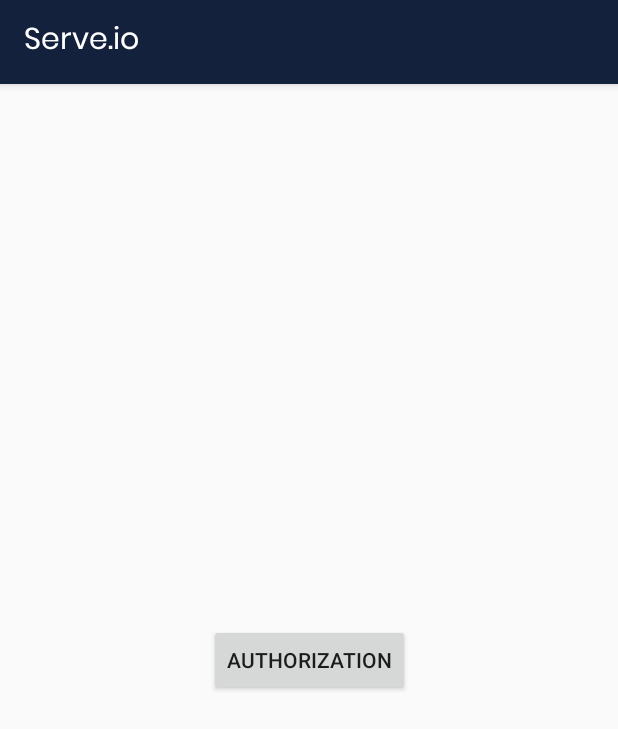
After one commit to AdityaK11/Serve.io, an Android app: the AuthActivity screen opened directly, with no data from a screen before it, on a phone screen of 412 x 824 dp. The commit adds this screen. Shown: the top 729 px of the screen. Run offline under Robolectric (Android 15) with nearby library versions, the light colour scheme and no system bars; libraries missing offline, so code that uses them is left out: com.ibm.cloud; 1 statement that could not run was skipped.

Commit message:
project complete

```diff
--- a/app/build.gradle
+++ b/app/build.gradle
@@ -7,12 +7,13 @@ android {
 
     defaultConfig {
         applicationId "com.spoton.serveio"
-        minSdkVersion 16
+        minSdkVersion 19
         targetSdkVersion 29
         versionCode 1
         versionName "1.0"
 
         testInstrumentationRunner "androidx.test.runner.AndroidJUnitRunner"
+        manifestPlaceholders = ['appIdRedirectScheme': android.defaultConfig.applicationId]
     }
 
     buildTypes {
@@ -25,6 +26,7 @@ android {
 }
 
 dependencies {
+    implementation 'com.github.ibm-cloud-security:appid-clientsdk-android:6.+'
     implementation fileTree(dir: 'libs', include: ['*.jar'])
 
     implementation 'androidx.appcompat:appcompat:1.1.0'
--- /dev/null
+++ b/app/src/main/java/com/spoton/serveio/ui/general/activity/AuthActivity.java
@@ -0,0 +1,74 @@
+package com.spoton.serveio.ui.general.activity;
+
+import androidx.appcompat.app.AppCompatActivity;
+
+import android.content.Intent;
+import android.os.Bundle;
+import android.view.View;
+import android.widget.Button;
+import android.widget.TextView;
+
+import com.ibm.cloud.appid.android.api.AppID;
+import com.ibm.cloud.appid.android.api.AuthorizationException;
+import com.ibm.cloud.appid.android.api.AuthorizationListener;
+import com.ibm.cloud.appid.android.api.LoginWidget;
+import com.ibm.cloud.appid.android.api.tokens.AccessToken;
+import com.ibm.cloud.appid.android.api.tokens.IdentityToken;
+import com.ibm.cloud.appid.android.api.tokens.RefreshToken;
+import com.spoton.serveio.R;
+import com.spoton.serveio.ui.NgoUser.activity.NgoHomeActivity;
+import com.spoton.serveio.ui.VolunteerUser.activity.VolunteerHomeActivity;
+
+public class AuthActivity extends AppCompatActivity {
+
+    Button authButton;
+    TextView authTextView;
+    String type = "";
+
+    @Override
+    protected void onCreate(Bundle savedInstanceState) {
+        super.onCreate(savedInstanceState);
+        setContentView(R.layout.activity_auth);
+
+        authButton = findViewById(R.id.authButton);
+        authTextView = findViewById(R.id.authTextView);
+        type = getIntent().getStringExtra("type");
+
+
+        AppID.getInstance().initialize(getApplicationContext(), "2a5db7ea-939a-4fca-b30a-1c6ea4a711dc", AppID.REGION_UK);
+    }
+
+    public void authButtonClick(View view) {
+        authTextView.setText("Authentication in progress....");
+        LoginWidget loginWidget = AppID.getInstance().getLoginWidget();
+        loginWidget.launch(this, new AuthorizationListener() {
+            @Override
+            public void onAuthorizationCanceled() {
+
+            }
+
+            @Override
+            public void onAuthorizationFailure(AuthorizationException exception) {
+
+            }
+
+            @Override
+            public void onAuthorizationSuccess(AccessToken accessToken, final IdentityToken identityToken, RefreshToken refreshToken) {
+                runOnUiThread(new Runnable() {
+                    @Override
+                    public void run() {
+                        authButton.setVisibility(View.INVISIBLE);
+                        authTextView.setText("Hello " + identityToken.getName());
+                        if (type.equals("ngo")) {
+                            Intent intent = new Intent(AuthActivity.this, NgoHomeActivity.class);
+                            startActivity(intent);
+                        } else {
+                            Intent intent = new Intent(AuthActivity.this, VolunteerHomeActivity.class);
+                            startActivity(intent);
+                        }
+                    }
+                });
+            }
+        });
+    }
+}
--- a/app/src/main/java/com/spoton/serveio/ui/general/activity/VolunteerRegisterActivity.java
+++ b/app/src/main/java/com/spoton/serveio/ui/general/activity/VolunteerRegisterActivity.java
@@ -126,7 +126,9 @@ public class VolunteerRegisterActivity extends AppCompatActivity {
                 Paper.book().write(Common.userType,"Volunteers");
 
                 Toast.makeText(VolunteerRegisterActivity.this, "Registered Successfully!", Toast.LENGTH_SHORT).show();
-                startActivity(new Intent(VolunteerRegisterActivity.this, VolunteerHomeActivity.class));
+                Intent intent = new Intent(VolunteerRegisterActivity.this, AuthActivity.class);
+                intent.putExtra("type",  "volunteer");
+                startActivity(intent);
                 finish();
             }
 
--- /dev/null
+++ b/app/src/main/res/layout/activity_auth.xml
@@ -0,0 +1,28 @@
+<?xml version="1.0" encoding="utf-8"?>
+<androidx.constraintlayout.widget.ConstraintLayout xmlns:android="http://schemas.android.com/apk/res/android"
+    xmlns:app="http://schemas.android.com/apk/res-auto"
+    xmlns:tools="http://schemas.android.com/tools"
+    android:layout_width="match_parent"
+    android:layout_height="match_parent"
+    tools:context=".ui.general.activity.AuthActivity">
+
+    <Button
+        android:id="@+id/authButton"
+        android:layout_width="wrap_content"
+        android:layout_height="wrap_content"
+        android:onClick="authButtonClick"
+        android:text="AUTHORIZATION"
+        app:layout_constraintBottom_toBottomOf="parent"
+        app:layout_constraintEnd_toEndOf="parent"
+        app:layout_constraintStart_toStartOf="parent"
+        app:layout_constraintTop_toTopOf="parent" />
+
+    <TextView
+        android:id="@+id/authTextView"
+        android:layout_width="wrap_content"
+        android:layout_height="wrap_content"
+        android:layout_marginTop="40dp"
+        app:layout_constraintEnd_toEndOf="parent"
+        app:layout_constraintStart_toStartOf="parent"
+        app:layout_constraintTop_toBottomOf="@+id/authButton" />
+</androidx.constraintlayout.widget.ConstraintLayout>
```
Also changed, not shown: app/src/main/AndroidManifest.xml (+7 -3 lines), app/src/main/java/com/spoton/serveio/ui/general/activity/NgoRegisterActivity.java (+6 -2 lines).
